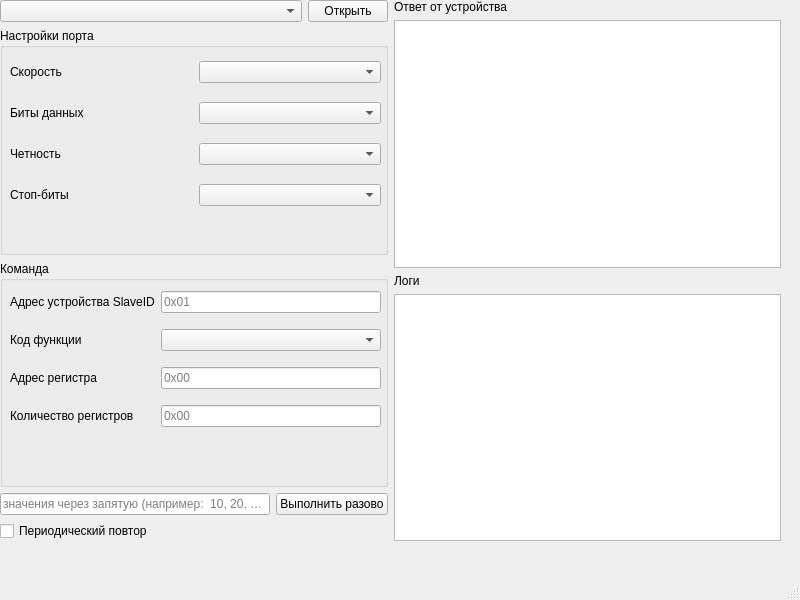
Before: the Qt Designer form mainwindow.ui in smukm/modbus, drawn with Qt 5.
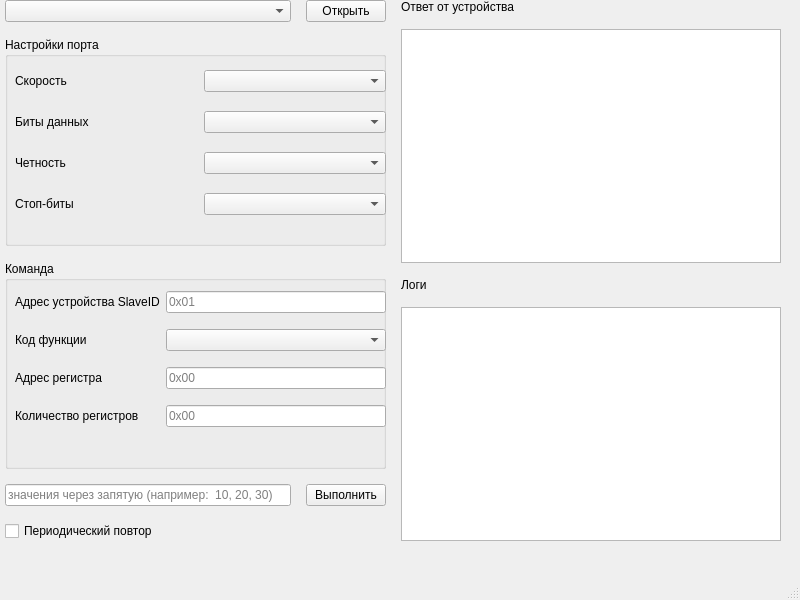
After: the same form once the commit is applied.

Diff of the .ui file:
```diff
--- a/mainwindow.ui
+++ b/mainwindow.ui
@@ -24,6 +24,12 @@
      </rect>
     </property>
     <layout class="QHBoxLayout" name="horizontalLayout_3">
+     <property name="spacing">
+      <number>15</number>
+     </property>
+     <property name="leftMargin">
+      <number>5</number>
+     </property>
      <item>
       <layout class="QVBoxLayout" name="verticalLayout">
        <item>
@@ -184,7 +190,7 @@
            <item>
             <widget class="QPushButton" name="btnSendData">
              <property name="text">
-              <string>Выполнить разово</string>
+              <string>Выполнить</string>
              </property>
             </widget>
            </item>
```
